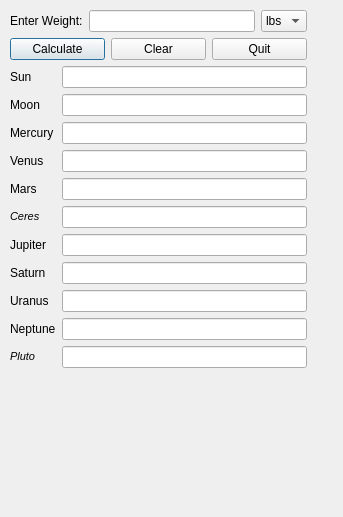
mareuter/Planet-Weight-Calculator, file ui/planet_weight.ui: the form before one commit.
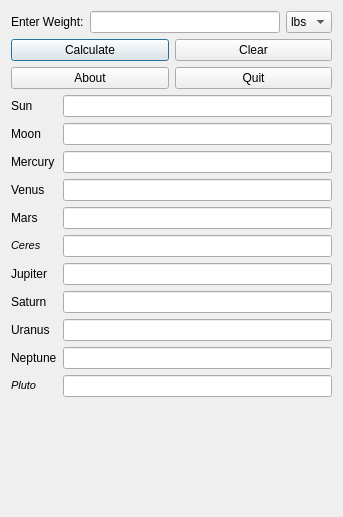
The form after the commit.

Commit message: Adding about button to ui. This refs #4.

What changed in the file:
```diff
--- a/ui/planet_weight.ui
+++ b/ui/planet_weight.ui
@@ -31,15 +31,6 @@
   <property name="windowTitle">
    <string>Planetary Weight Calculator</string>
   </property>
-  <widget class="QWidget" name="layoutWidget">
-   <property name="geometry">
-    <rect>
-     <x>10</x>
-     <y>10</y>
-     <width>297</width>
-     <height>455</height>
-    </rect>
-   </property>
    <layout class="QVBoxLayout" name="verticalLayout">
     <item>
      <layout class="QHBoxLayout" name="horizontalLayout">
@@ -73,22 +64,29 @@
      </layout>
     </item>
     <item>
-     <layout class="QHBoxLayout" name="horizontalLayout_2">
-      <item>
+    <layout class="QGridLayout" name="gridLayout">
+     <item row="0" column="0">
        <widget class="QPushButton" name="calcWeightButton">
         <property name="text">
          <string>Calculate</string>
         </property>
        </widget>
       </item>
-      <item>
+     <item row="0" column="1">
        <widget class="QPushButton" name="clearButton">
         <property name="text">
          <string>Clear</string>
         </property>
        </widget>
       </item>
-      <item>
+     <item row="1" column="0">
+      <widget class="QPushButton" name="aboutButton">
+       <property name="text">
+        <string>About</string>
+       </property>
+      </widget>
+     </item>
+     <item row="1" column="1">
        <widget class="QPushButton" name="quitButton">
         <property name="text">
          <string>Quit</string>
@@ -305,7 +303,6 @@
      </layout>
     </item>
    </layout>
-  </widget>
  </widget>
  <tabstops>
   <tabstop>weightLineEdit</tabstop>
```
Lines whose indentation alone changed are shown as unchanged.
